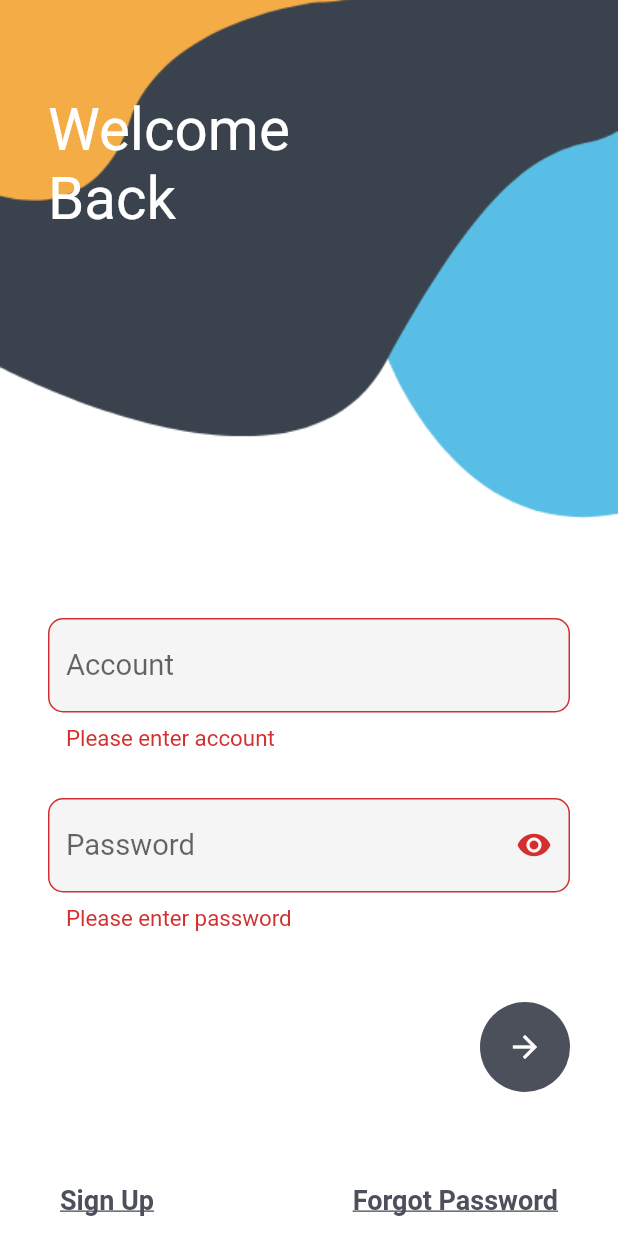
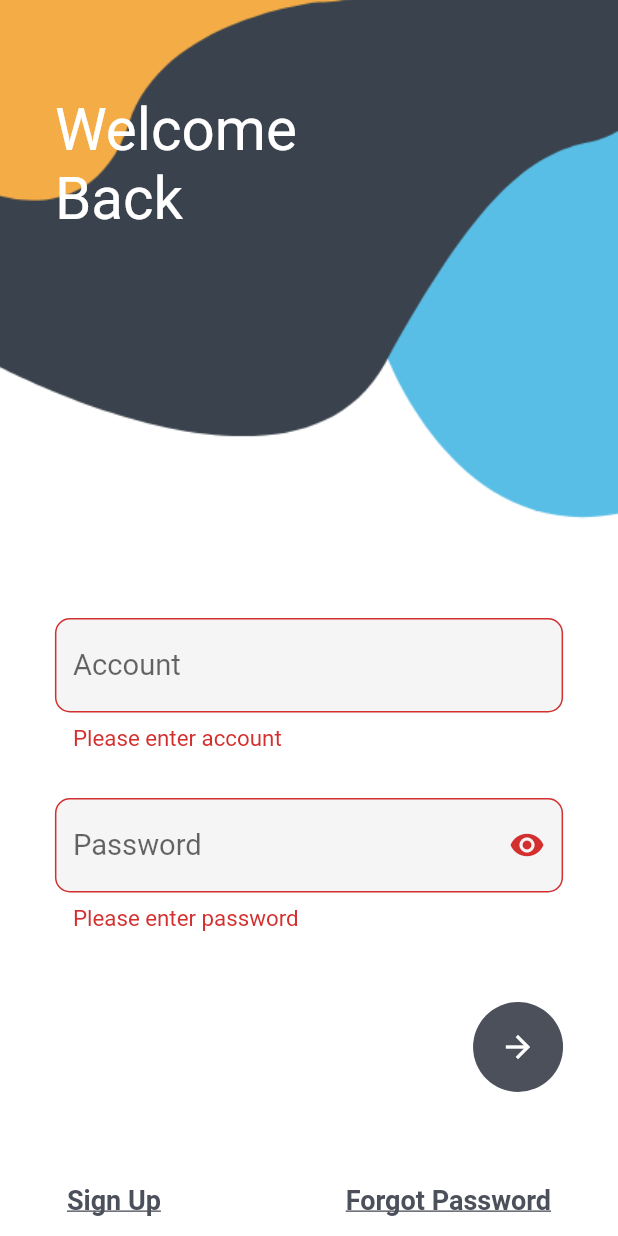
Before and after one commit to a1573595/LoginDemo, a Flutter app: the screen it shows after launch, after a tap on the "arrow forward" icon, on a phone screen of 412 x 824 dp. Run offline on Flutter 3.47's test engine with Material 2 defaults, Android fonts, the phone set to English and light mode, and no system bars; our stand-ins replace dio, flutter_riverpod, flutter_screenutil, go_router, logger, retrofit and 2 more; generated files the repository leaves out were written again.

Commit message:
Add EdgeUtil

```diff
--- a/lib/page/login/login_page.dart
+++ b/lib/page/login/login_page.dart
@@ -1,6 +1,7 @@
 import 'package:flutter/material.dart';
 import 'package:flutter_riverpod/flutter_riverpod.dart';
 import 'package:go_router/go_router.dart';
+import 'package:login/utils/edge_util.dart';
 import 'package:login/utils/helper.dart';
 
 import '../../generated/l10n.dart';
@@ -20,7 +21,7 @@ class LoginPage extends StatelessWidget {
   @override
   Widget build(BuildContext context) {
     return LogConsoleOnShake(Container(
-      padding: const EdgeInsets.symmetric(horizontal: 32),
+      padding: edgeUtil.screenHorizontalPadding,
       decoration: const BoxDecoration(
         image:
             DecorationImage(image: AssetImage(Images.login), fit: BoxFit.cover),
--- a/lib/utils/edge_util.dart
+++ b/lib/utils/edge_util.dart
@@ -6,27 +6,13 @@ final edgeUtil = _EdgeUtil();
 /// EdgeUtil需要等待ScreenUtilInit
 class _EdgeUtil {
   late double screenHorizontal;
-  late double screenVertical;
 
-  late EdgeInsets screenPadding;
   late EdgeInsets screenHorizontalPadding;
 
-  late EdgeInsets listviewVerticalPadding;
-
-  late EdgeInsets cardPadding;
-
   init() {
-    screenHorizontal = 24.r;
-    screenVertical = 16.r;
-
-    screenPadding = EdgeInsets.symmetric(
-        horizontal: screenHorizontal, vertical: screenVertical);
+    screenHorizontal = 32.r;
 
     screenHorizontalPadding =
         EdgeInsets.symmetric(horizontal: screenHorizontal);
-
-    listviewVerticalPadding = EdgeInsets.symmetric(vertical: screenVertical);
-
-    cardPadding = EdgeInsets.all(8.r);
   }
 }
```
Also changed, not shown: 7 other files.
